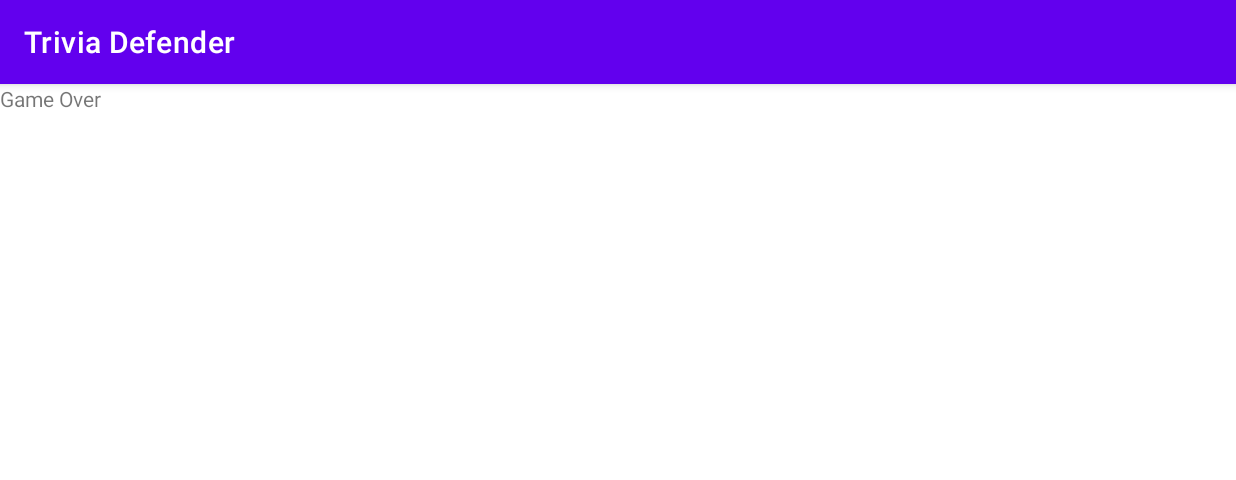
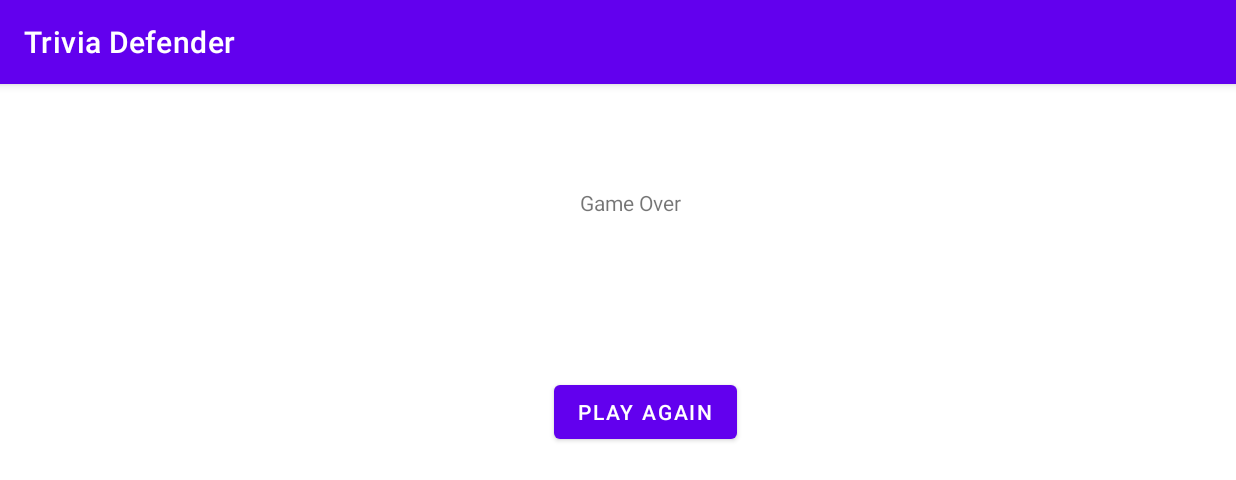
Before and after one commit to MDolphin259/Trivia-Defender, an Android app: the GameOverActivity screen opened directly, with no data from a screen before it, on a phone screen of 824 x 412 dp (held sideways). Shown: the top 480 px of the screen. Run offline under Robolectric (Android 15) with nearby library versions, the light colour scheme and no system bars; network calls fail.

Commit message:
Set up content for Game Over page. This includes adding a button to activity_game_over.xml and adding a function to handle the button in the GameOverActivity.java class. A boolean field was added to the GameActivity page to account for when all bases are destroyed. This boolean is filled up in the onCreate() method and there is a method to check the boolean status

```diff
--- a/TriviaDefender/app/src/main/java/com/example/triviadefender/GameActivity.java
+++ b/TriviaDefender/app/src/main/java/com/example/triviadefender/GameActivity.java
@@ -18,6 +18,7 @@ public class GameActivity extends AppCompatActivity {
     private QuestionMaker questionMaker;
     private TextView scoreText, scoreValue;
     private int score = 0;
+    private boolean allBasesGone;
 
 
     @SuppressLint("ClickableViewAccessibility")
@@ -55,6 +56,7 @@ public class GameActivity extends AppCompatActivity {
             return false;
         });
          */
+        allBasesGone = false;
 
         missileMaker = new MissileMaker(this, screenWidth, screenHeight);
         new Thread(missileMaker).start();
@@ -110,6 +112,10 @@ public class GameActivity extends AppCompatActivity {
          */
     }
 
+    public boolean checkAllBasesGone(){
+        return allBasesGone;
+    }
+
     //TODO: remove this so that the game end by itself
     public void stopGame() {
         questionMaker.setRunning(false);
--- a/TriviaDefender/app/src/main/java/com/example/triviadefender/GameOverActivity.java
+++ b/TriviaDefender/app/src/main/java/com/example/triviadefender/GameOverActivity.java
@@ -2,7 +2,9 @@ package com.example.triviadefender;
 
 import androidx.appcompat.app.AppCompatActivity;
 
+import android.content.Intent;
 import android.os.Bundle;
+import android.view.View;
 
 import com.example.triviadefender.R;
 
@@ -13,4 +15,12 @@ public class GameOverActivity extends AppCompatActivity {
         super.onCreate(savedInstanceState);
         setContentView(R.layout.activity_game_over);
     }
+
+    //This is the method that will send Users back from a game over page to a home page
+    public void sendMessage(View view){
+        //PopUpHandler.endPreviousGame(); //TODO: Will bring up with later update
+        //TODO: Questions do not pop up when remaining missiles have not done animation after game is over. Probably got to activate cancel animator
+        Intent intent = new Intent(this, MainActivity.class);
+        startActivity(intent);
+    }
 }
--- a/TriviaDefender/app/src/main/res/layout/activity_game_over.xml
+++ b/TriviaDefender/app/src/main/res/layout/activity_game_over.xml
@@ -11,7 +11,22 @@
         android:id="@+id/textView2"
         android:layout_width="wrap_content"
         android:layout_height="wrap_content"
+        android:layout_marginStart="16dp"
+        android:layout_marginTop="69dp"
         android:text="Game Over"
-        tools:layout_editor_absoluteX="310dp"
-        tools:layout_editor_absoluteY="153dp" />
+        app:layout_constraintEnd_toEndOf="parent"
+        app:layout_constraintStart_toStartOf="parent"
+        app:layout_constraintTop_toTopOf="parent" />
+    <Button
+        android:id="@+id/button"
+        android:layout_width="wrap_content"
+        android:layout_height="wrap_content"
+        android:layout_marginStart="8dp"
+        android:layout_marginTop="106dp"
+        android:onClick="sendMessage"
+        android:text="Play Again"
+        app:layout_constraintEnd_toEndOf="parent"
+        app:layout_constraintHorizontal_bias="0.521"
+        app:layout_constraintStart_toStartOf="parent"
+        app:layout_constraintTop_toBottomOf="@+id/textView2" />
 </androidx.constraintlayout.widget.ConstraintLayout>
```
